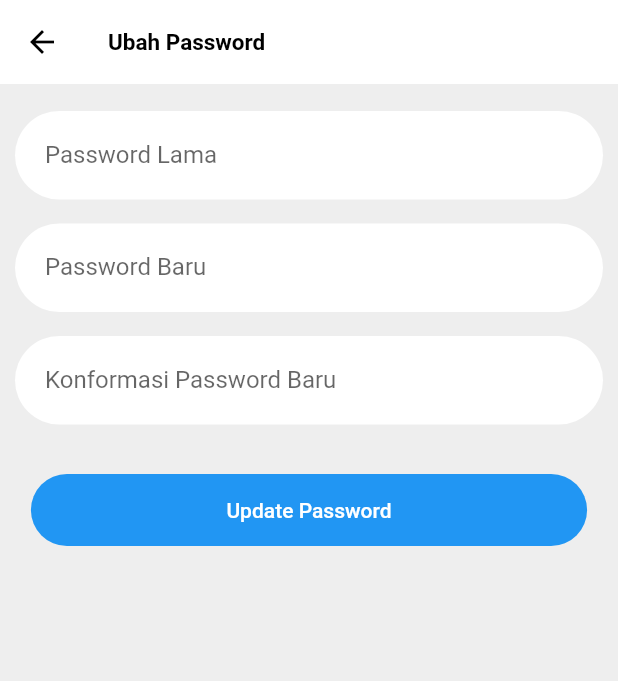
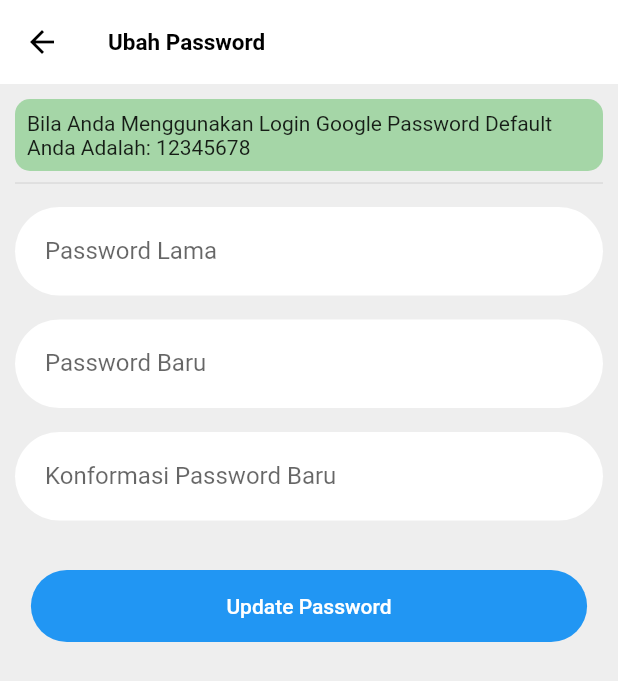
Before and after one commit to RendyGunawan1998/Air_Biru, a Flutter app: the PasswordPage screen opened directly, on a phone screen of 412 x 824 dp. Shown: the top 681 px of the screen. Run offline on Flutter 3.47's test engine with Material 2 defaults, Android fonts, the phone set to English and light mode, and no system bars; our stand-ins replace carousel_slider, get, google_nav_bar, google_sign_in, shared_preferences; accounts and stored records are empty.

Commit message:
ubah password(tambahan info diatas)

```diff
--- a/lib/pages/password.dart
+++ b/lib/pages/password.dart
@@ -92,6 +92,17 @@ class _PasswordPageState extends State<PasswordPage> {
               padding: EdgeInsets.all(10),
               child: Column(
                 children: [
+                  Container(
+                    decoration: BoxDecoration(
+                        color: Colors.green[200],
+                        borderRadius: BorderRadius.circular(10)),
+                    child: Padding(
+                      padding: const EdgeInsets.all(8.0),
+                      child: Text(
+                          'Bila Anda Menggunakan Login Google Password Default Anda Adalah: 12345678'),
+                    ),
+                  ),
+                  Divider(),
                   _textFormField(
                       Icons.lock, "Password Lama", oldCtrl, TextInputType.text),
                   _textFormField(Icons.lock, "Password Baru", passCtrl,
```
